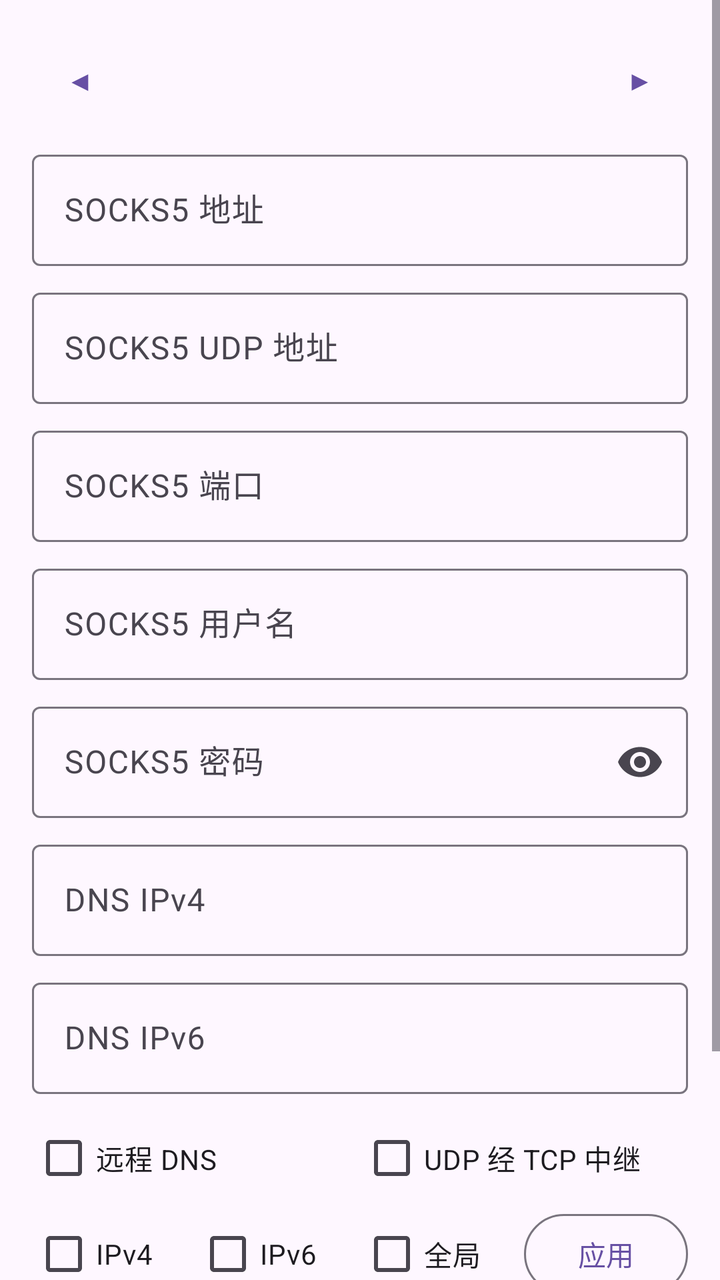
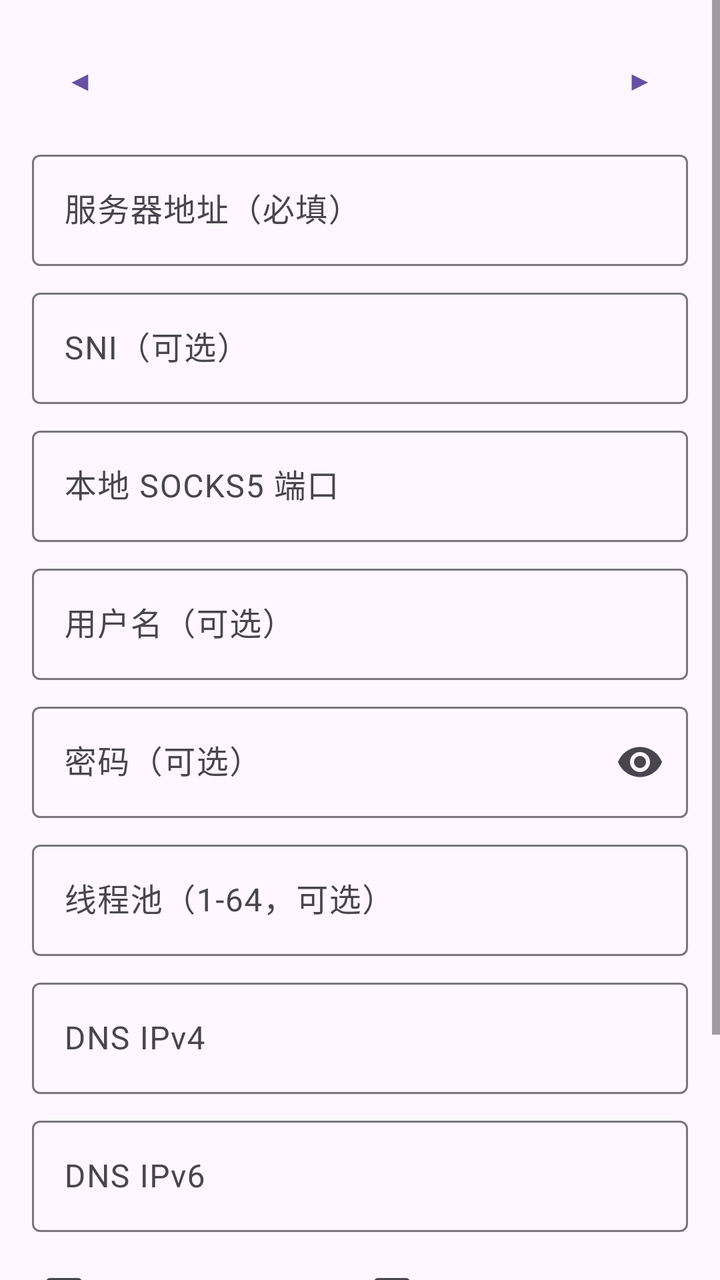

Compare the two renders of this Android layout. The source of the first and the diff that turns it into the second are given below.
<!-- AndroidManifest.xml: application theme Theme.SocksTun -->
<!-- res/layout/main.xml -->
<?xml version="1.0" encoding="utf-8"?>
<ScrollView xmlns:android="http://schemas.android.com/apk/res/android"
	xmlns:app="http://schemas.android.com/apk/res-auto"
	android:layout_width="match_parent"
	android:layout_height="match_parent"
	android:fillViewport="true">
	<LinearLayout
		android:orientation="vertical"
		android:layout_width="match_parent"
		android:layout_height="wrap_content"
		android:padding="16dp">
		<LinearLayout
			android:orientation="horizontal"
			android:layout_width="match_parent"
			android:layout_height="wrap_content"
			android:layout_marginBottom="8dp"
			android:gravity="center_vertical">
			<Button
				android:id="@+id/profile_prev"
				style="?attr/borderlessButtonStyle"
				android:layout_width="wrap_content"
				android:layout_height="wrap_content"
				android:minWidth="48dp"
				android:text="@string/profile_prev"/>
			<TextView
				android:id="@+id/profile_name"
				android:layout_width="0dp"
				android:layout_height="wrap_content"
				android:layout_weight="1"
				android:gravity="center"
				android:maxLines="1"
				android:ellipsize="end"
				android:textAppearance="?attr/textAppearanceTitleMedium"/>
			<Button
				android:id="@+id/profile_next"
				style="?attr/borderlessButtonStyle"
				android:layout_width="wrap_content"
				android:layout_height="wrap_content"
				android:minWidth="48dp"
				android:text="@string/profile_next"/>
		</LinearLayout>
		<com.google.android.material.textfield.TextInputLayout
			android:id="@+id/til_socks_addr"
			style="@style/Widget.Material3.TextInputLayout.OutlinedBox"
			android:layout_width="match_parent"
			android:layout_height="wrap_content"
			android:hint="@string/socks_addr">
			<com.google.android.material.textfield.TextInputEditText
				android:id="@+id/socks_addr"
				android:layout_width="match_parent"
				android:layout_height="wrap_content"
				android:inputType="text"
				android:maxLines="1"/>
		</com.google.android.material.textfield.TextInputLayout>
		<com.google.android.material.textfield.TextInputLayout
			android:id="@+id/til_socks_udp_addr"
			style="@style/Widget.Material3.TextInputLayout.OutlinedBox"
			android:layout_width="match_parent"
			android:layout_height="wrap_content"
			android:layout_marginTop="8dp"
			android:hint="@string/socks_udp_addr">
			<com.google.android.material.textfield.TextInputEditText
				android:id="@+id/socks_udp_addr"
				android:layout_width="match_parent"
				android:layout_height="wrap_content"
				android:inputType="text"
				android:maxLines="1"/>
		</com.google.android.material.textfield.TextInputLayout>
		<com.google.android.material.textfield.TextInputLayout
			android:id="@+id/til_socks_port"
			style="@style/Widget.Material3.TextInputLayout.OutlinedBox"
			android:layout_width="match_parent"
			android:layout_height="wrap_content"
			android:layout_marginTop="8dp"
			android:hint="@string/socks_port">
			<com.google.android.material.textfield.TextInputEditText
				android:id="@+id/socks_port"
				android:layout_width="match_parent"
				android:layout_height="wrap_content"
				android:inputType="number"
				android:maxLines="1"/>
		</com.google.android.material.textfield.TextInputLayout>
		<com.google.android.material.textfield.TextInputLayout
			android:id="@+id/til_socks_user"
			style="@style/Widget.Material3.TextInputLayout.OutlinedBox"
			android:layout_width="match_parent"
			android:layout_height="wrap_content"
			android:layout_marginTop="8dp"
			android:hint="@string/socks_user">
			<com.google.android.material.textfield.TextInputEditText
				android:id="@+id/socks_user"
				android:layout_width="match_parent"
				android:layout_height="wrap_content"
				android:inputType="text"
				android:maxLines="1"/>
		</com.google.android.material.textfield.TextInputLayout>
		<com.google.android.material.textfield.TextInputLayout
			android:id="@+id/til_socks_pass"
			style="@style/Widget.Material3.TextInputLayout.OutlinedBox"
			android:layout_width="match_parent"
			android:layout_height="wrap_content"
			android:layout_marginTop="8dp"
			android:hint="@string/socks_pass"
			app:endIconMode="password_toggle">
			<com.google.android.material.textfield.TextInputEditText
				android:id="@+id/socks_pass"
				android:layout_width="match_parent"
				android:layout_height="wrap_content"
				android:inputType="textPassword"
				android:maxLines="1"/>
		</com.google.android.material.textfield.TextInputLayout>
		<com.google.android.material.textfield.TextInputLayout
			android:id="@+id/til_dns_ipv4"
			style="@style/Widget.Material3.TextInputLayout.OutlinedBox"
			android:layout_width="match_parent"
			android:layout_height="wrap_content"
			android:layout_marginTop="8dp"
			android:hint="@string/dns_ipv4">
			<com.google.android.material.textfield.TextInputEditText
				android:id="@+id/dns_ipv4"
				android:layout_width="match_parent"
				android:layout_height="wrap_content"
				android:digits="0123456789."
				android:maxLines="1"/>
		</com.google.android.material.textfield.TextInputLayout>
		<com.google.android.material.textfield.TextInputLayout
			android:id="@+id/til_dns_ipv6"
			style="@style/Widget.Material3.TextInputLayout.OutlinedBox"
			android:layout_width="match_parent"
			android:layout_height="wrap_content"
			android:layout_marginTop="8dp"
			android:hint="@string/dns_ipv6">
			<com.google.android.material.textfield.TextInputEditText
				android:id="@+id/dns_ipv6"
				android:layout_width="match_parent"
				android:layout_height="wrap_content"
				android:digits="0123456789abcdef:"
				android:maxLines="1"/>
		</com.google.android.material.textfield.TextInputLayout>
		<LinearLayout
			android:orientation="horizontal"
			android:layout_width="match_parent"
			android:layout_height="wrap_content"
			android:layout_marginTop="8dp">
			<CheckBox
				android:id="@+id/remote_dns"
				android:layout_width="0dp"
				android:layout_height="wrap_content"
				android:layout_weight="1"
				android:text="@string/remote_dns"/>
			<CheckBox
				android:id="@+id/udp_in_tcp"
				android:layout_width="0dp"
				android:layout_height="wrap_content"
				android:layout_weight="1"
				android:text="@string/udp_in_tcp"/>
		</LinearLayout>
		<LinearLayout
			android:orientation="horizontal"
			android:layout_width="match_parent"
			android:layout_height="wrap_content"
			android:gravity="center_vertical">
			<CheckBox
				android:id="@+id/ipv4"
				android:layout_width="0dp"
				android:layout_height="wrap_content"
				android:layout_weight="1"
				android:text="@string/ipv4"/>
			<CheckBox
				android:id="@+id/ipv6"
				android:layout_width="0dp"
				android:layout_height="wrap_content"
				android:layout_weight="1"
				android:text="@string/ipv6"/>
			<CheckBox
				android:id="@+id/global"
				android:layout_width="0dp"
				android:layout_height="wrap_content"
				android:layout_weight="1"
				android:text="@string/global"/>
			<Button
				android:id="@+id/apps"
				style="?attr/materialButtonOutlinedStyle"
				android:layout_width="0dp"
				android:layout_height="wrap_content"
				android:layout_weight="1"
				android:text="@string/apps"/>
		</LinearLayout>
		<LinearLayout
			android:orientation="horizontal"
			android:layout_width="match_parent"
			android:layout_height="wrap_content"
			android:layout_marginTop="8dp">
			<Button
				android:id="@+id/wstunnel_settings"
				style="?attr/materialButtonOutlinedStyle"
				android:layout_width="match_parent"
				android:layout_height="wrap_content"
				android:text="@string/wstunnel_settings"/>
		</LinearLayout>
		<LinearLayout
			android:orientation="horizontal"
			android:layout_width="match_parent"
			android:layout_height="wrap_content"
			android:layout_marginTop="8dp">
			<Button
				android:id="@+id/save"
				android:layout_width="0dp"
				android:layout_height="wrap_content"
				android:layout_weight="1"
				android:layout_marginEnd="8dp"
				android:text="@string/save"/>
			<Button
				android:id="@+id/control"
				android:layout_width="0dp"
				android:layout_height="wrap_content"
				android:layout_weight="1"
				android:text="@string/control_enable"/>
		</LinearLayout>
	</LinearLayout>
</ScrollView>
<!-- resources referenced by this layout -->
<resources>
  <string name="apps">应用</string>
  <string name="control_enable">启用</string>
  <string name="dns_ipv4">DNS IPv4</string>
  <string name="dns_ipv6">DNS IPv6</string>
  <string name="global">全局</string>
  <string name="ipv4">IPv4</string>
  <string name="ipv6">IPv6</string>
  <string name="profile_next">▶</string>
  <string name="profile_prev">◀</string>
  <string name="remote_dns">远程 DNS</string>
  <string name="save">保存</string>
  <string name="socks_addr">SOCKS5 地址</string>
  <string name="socks_pass">SOCKS5 密码</string>
  <string name="socks_port">SOCKS5 端口</string>
  <string name="socks_udp_addr">SOCKS5 UDP 地址</string>
  <string name="socks_user">SOCKS5 用户名</string>
  <string name="udp_in_tcp">UDP 经 TCP 中继</string>
  <string name="wstunnel_settings">wstunnel 设置（全局）</string>
  <style name="Theme.SocksTun" parent="Theme.Material3.DayNight" />
</resources>

<!-- the commit's change to res/layout/main.xml (unified diff, before → after) -->
@@ -40,73 +40,87 @@
 				android:text="@string/profile_next"/>
 		</LinearLayout>
 		<com.google.android.material.textfield.TextInputLayout
-			android:id="@+id/til_socks_addr"
-			style="@style/Widget.Material3.TextInputLayout.OutlinedBox"
-			android:layout_width="match_parent"
-			android:layout_height="wrap_content"
-			android:hint="@string/socks_addr">
-			<com.google.android.material.textfield.TextInputEditText
-				android:id="@+id/socks_addr"
+			android:id="@+id/til_ws_address"
+			style="@style/Widget.Material3.TextInputLayout.OutlinedBox"
+			android:layout_width="match_parent"
+			android:layout_height="wrap_content"
+			android:hint="@string/ws_address">
+			<com.google.android.material.textfield.TextInputEditText
+				android:id="@+id/ws_address"
+				android:layout_width="match_parent"
+				android:layout_height="wrap_content"
+				android:inputType="textUri"
+				android:maxLines="1"/>
+		</com.google.android.material.textfield.TextInputLayout>
+		<com.google.android.material.textfield.TextInputLayout
+			android:id="@+id/til_ws_sni"
+			style="@style/Widget.Material3.TextInputLayout.OutlinedBox"
+			android:layout_width="match_parent"
+			android:layout_height="wrap_content"
+			android:layout_marginTop="8dp"
+			android:hint="@string/ws_sni">
+			<com.google.android.material.textfield.TextInputEditText
+				android:id="@+id/ws_sni"
 				android:layout_width="match_parent"
 				android:layout_height="wrap_content"
 				android:inputType="text"
 				android:maxLines="1"/>
 		</com.google.android.material.textfield.TextInputLayout>
 		<com.google.android.material.textfield.TextInputLayout
-			android:id="@+id/til_socks_udp_addr"
-			style="@style/Widget.Material3.TextInputLayout.OutlinedBox"
-			android:layout_width="match_parent"
-			android:layout_height="wrap_content"
-			android:layout_marginTop="8dp"
-			android:hint="@string/socks_udp_addr">
-			<com.google.android.material.textfield.TextInputEditText
-				android:id="@+id/socks_udp_addr"
+			android:id="@+id/til_ws_port"
+			style="@style/Widget.Material3.TextInputLayout.OutlinedBox"
+			android:layout_width="match_parent"
+			android:layout_height="wrap_content"
+			android:layout_marginTop="8dp"
+			android:hint="@string/ws_port">
+			<com.google.android.material.textfield.TextInputEditText
+				android:id="@+id/ws_port"
+				android:layout_width="match_parent"
+				android:layout_height="wrap_content"
+				android:inputType="number"
+				android:maxLines="1"/>
+		</com.google.android.material.textfield.TextInputLayout>
+		<com.google.android.material.textfield.TextInputLayout
+			android:id="@+id/til_ws_user"
+			style="@style/Widget.Material3.TextInputLayout.OutlinedBox"
+			android:layout_width="match_parent"
+			android:layout_height="wrap_content"
+			android:layout_marginTop="8dp"
+			android:hint="@string/ws_user">
+			<com.google.android.material.textfield.TextInputEditText
+				android:id="@+id/ws_user"
 				android:layout_width="match_parent"
 				android:layout_height="wrap_content"
 				android:inputType="text"
 				android:maxLines="1"/>
 		</com.google.android.material.textfield.TextInputLayout>
 		<com.google.android.material.textfield.TextInputLayout
-			android:id="@+id/til_socks_port"
-			style="@style/Widget.Material3.TextInputLayout.OutlinedBox"
-			android:layout_width="match_parent"
-			android:layout_height="wrap_content"
-			android:layout_marginTop="8dp"
-			android:hint="@string/socks_port">
-			<com.google.android.material.textfield.TextInputEditText
-				android:id="@+id/socks_port"
+			android:id="@+id/til_ws_pass"
+			style="@style/Widget.Material3.TextInputLayout.OutlinedBox"
+			android:layout_width="match_parent"
+			android:layout_height="wrap_content"
+			android:layout_marginTop="8dp"
+			android:hint="@string/ws_pass"
+			app:endIconMode="password_toggle">
+			<com.google.android.material.textfield.TextInputEditText
+				android:id="@+id/ws_pass"
+				android:layout_width="match_parent"
+				android:layout_height="wrap_content"
+				android:inputType="textPassword"
+				android:maxLines="1"/>
+		</com.google.android.material.textfield.TextInputLayout>
+		<com.google.android.material.textfield.TextInputLayout
+			android:id="@+id/til_ws_pool"
+			style="@style/Widget.Material3.TextInputLayout.OutlinedBox"
+			android:layout_width="match_parent"
+			android:layout_height="wrap_content"
+			android:layout_marginTop="8dp"
+			android:hint="@string/ws_pool">
+			<com.google.android.material.textfield.TextInputEditText
+				android:id="@+id/ws_pool"
 				android:layout_width="match_parent"
 				android:layout_height="wrap_content"
 				android:inputType="number"
-				android:maxLines="1"/>
-		</com.google.android.material.textfield.TextInputLayout>
-		<com.google.android.material.textfield.TextInputLayout
-			android:id="@+id/til_socks_user"
-			style="@style/Widget.Material3.TextInputLayout.OutlinedBox"
-			android:layout_width="match_parent"
-			android:layout_height="wrap_content"
-			android:layout_marginTop="8dp"
-			android:hint="@string/socks_user">
-			<com.google.android.material.textfield.TextInputEditText
-				android:id="@+id/socks_user"
-				android:layout_width="match_parent"
-				android:layout_height="wrap_content"
-				android:inputType="text"
-				android:maxLines="1"/>
-		</com.google.android.material.textfield.TextInputLayout>
-		<com.google.android.material.textfield.TextInputLayout
-			android:id="@+id/til_socks_pass"
-			style="@style/Widget.Material3.TextInputLayout.OutlinedBox"
-			android:layout_width="match_parent"
-			android:layout_height="wrap_content"
-			android:layout_marginTop="8dp"
-			android:hint="@string/socks_pass"
-			app:endIconMode="password_toggle">
-			<com.google.android.material.textfield.TextInputEditText
-				android:id="@+id/socks_pass"
-				android:layout_width="match_parent"
-				android:layout_height="wrap_content"
-				android:inputType="textPassword"
 				android:maxLines="1"/>
 		</com.google.android.material.textfield.TextInputLayout>
 		<com.google.android.material.textfield.TextInputLayout
@@ -192,18 +206,6 @@
 			android:layout_height="wrap_content"
 			android:layout_marginTop="8dp">
 			<Button
-				android:id="@+id/wstunnel_settings"
-				style="?attr/materialButtonOutlinedStyle"
-				android:layout_width="match_parent"
-				android:layout_height="wrap_content"
-				android:text="@string/wstunnel_settings"/>
-		</LinearLayout>
-		<LinearLayout
-			android:orientation="horizontal"
-			android:layout_width="match_parent"
-			android:layout_height="wrap_content"
-			android:layout_marginTop="8dp">
-			<Button
 				android:id="@+id/save"
 				android:layout_width="0dp"
 				android:layout_height="wrap_content"
<!-- resource entries referenced after the edit -->
@@ -11,13 +11,13 @@
   <string name="profile_prev">◀</string>
   <string name="remote_dns">远程 DNS</string>
   <string name="save">保存</string>
-  <string name="socks_addr">SOCKS5 地址</string>
-  <string name="socks_pass">SOCKS5 密码</string>
-  <string name="socks_port">SOCKS5 端口</string>
-  <string name="socks_udp_addr">SOCKS5 UDP 地址</string>
-  <string name="socks_user">SOCKS5 用户名</string>
   <string name="udp_in_tcp">UDP 经 TCP 中继</string>
-  <string name="wstunnel_settings">wstunnel 设置（全局）</string>
+  <string name="ws_address">服务器地址（必填）</string>
+  <string name="ws_pass">密码（可选）</string>
+  <string name="ws_pool">线程池（1-64，可选）</string>
+  <string name="ws_port">本地 SOCKS5 端口</string>
+  <string name="ws_sni">SNI（可选）</string>
+  <string name="ws_user">用户名（可选）</string>
   <style name="Theme.SocksTun" parent="Theme.Material3.DayNight" />
 </resources>
 
